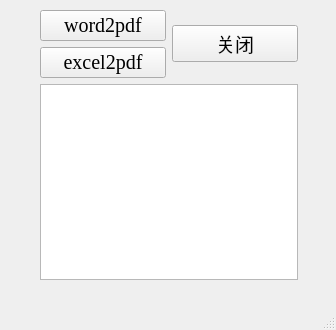
fybian/pyqt, file word2pdf/word2pdf.ui: the form before one commit.
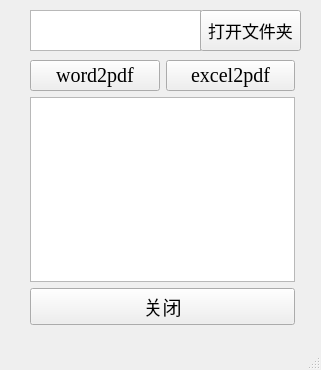
The form after the commit.

What changed in the file:
```diff
--- a/word2pdf/word2pdf.ui
+++ b/word2pdf/word2pdf.ui
@@ -6,29 +6,62 @@
    <rect>
     <x>0</x>
     <y>0</y>
-    <width>336</width>
-    <height>330</height>
+    <width>321</width>
+    <height>370</height>
    </rect>
   </property>
   <property name="windowTitle">
    <string>ToPdf</string>
   </property>
   <widget class="QWidget" name="centralwidget">
+   <widget class="QTextBrowser" name="FilePathText">
+    <property name="geometry">
+     <rect>
+      <x>30</x>
+      <y>10</y>
+      <width>171</width>
+      <height>41</height>
+     </rect>
+    </property>
+    <property name="font">
+     <font>
+      <family>Times New Roman</family>
+      <pointsize>13</pointsize>
+     </font>
+    </property>
+   </widget>
+   <widget class="QPushButton" name="openFileButton">
+    <property name="geometry">
+     <rect>
+      <x>200</x>
+      <y>10</y>
+      <width>101</width>
+      <height>41</height>
+     </rect>
+    </property>
+    <property name="font">
+     <font>
+      <family>宋体</family>
+      <pointsize>13</pointsize>
+     </font>
+    </property>
+    <property name="text">
+     <string>打开文件夹</string>
+    </property>
+   </widget>
    <widget class="QWidget" name="">
     <property name="geometry">
      <rect>
-      <x>40</x>
-      <y>10</y>
-      <width>258</width>
-      <height>270</height>
+      <x>30</x>
+      <y>60</y>
+      <width>265</width>
+      <height>265</height>
      </rect>
     </property>
-    <layout class="QVBoxLayout" name="verticalLayout_2">
-     <item>
-      <layout class="QHBoxLayout" name="horizontalLayout">
-       <item>
         <layout class="QVBoxLayout" name="verticalLayout">
          <item>
+      <layout class="QHBoxLayout" name="horizontalLayout">
+       <item>
           <widget class="QPushButton" name="word2pdfButton">
            <property name="font">
             <font>
@@ -60,6 +93,9 @@
          </item>
         </layout>
        </item>
+     <item>
+      <widget class="QTextBrowser" name="textBrowser"/>
+     </item>
        <item>
         <widget class="QPushButton" name="pushButton_2">
          <property name="font">
@@ -76,11 +112,6 @@
         </widget>
        </item>
       </layout>
-     </item>
-     <item>
-      <widget class="QTextBrowser" name="textBrowser"/>
-     </item>
-    </layout>
    </widget>
   </widget>
   <widget class="QMenuBar" name="menubar">
```
Left out of the diff: 2 changed lines with no effect on the pictures. Lines whose indentation alone changed are shown as unchanged.
